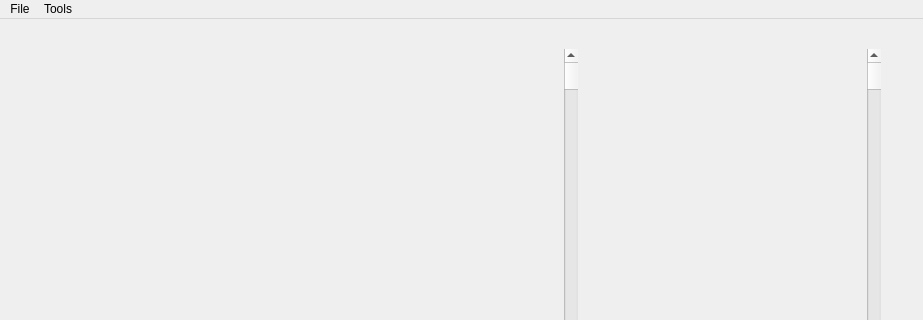
The window that mainwindow.ui (HuaiyuanPENG/AirwaySegmrnt) describes before a commit, drawn with Qt 5; both pictures show x 0 to 923 and y 0 to 320 of the 923 by 756 pixel window.
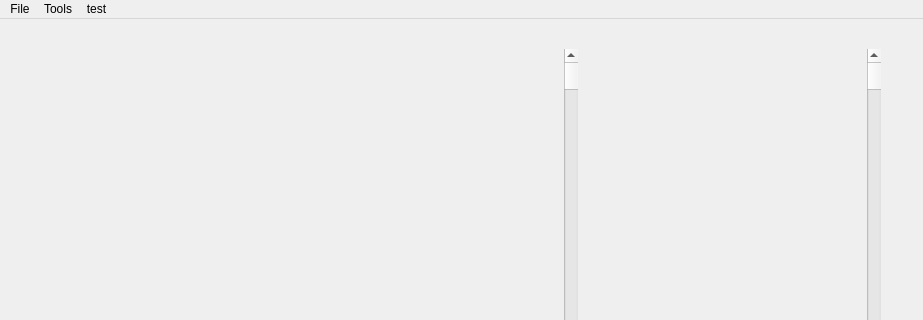
The same window after the commit. Custom widgets are drawn as their Qt base class.

Diff of the .ui file:
```diff
--- a/mainwindow.ui
+++ b/mainwindow.ui
@@ -304,8 +304,15 @@
     </property>
     <addaction name="actionContrast_Adjustment"/>
    </widget>
+   <widget class="QMenu" name="menutest">
+    <property name="title">
+     <string>test</string>
+    </property>
+    <addaction name="actionmessagebox"/>
+   </widget>
    <addaction name="menuFile"/>
    <addaction name="menuTools"/>
+   <addaction name="menutest"/>
   </widget>
   <widget class="QStatusBar" name="statusbar"/>
   <action name="actionOpen_File">
```
Left out of the diff: 5 changed lines with no effect on the pictures.
